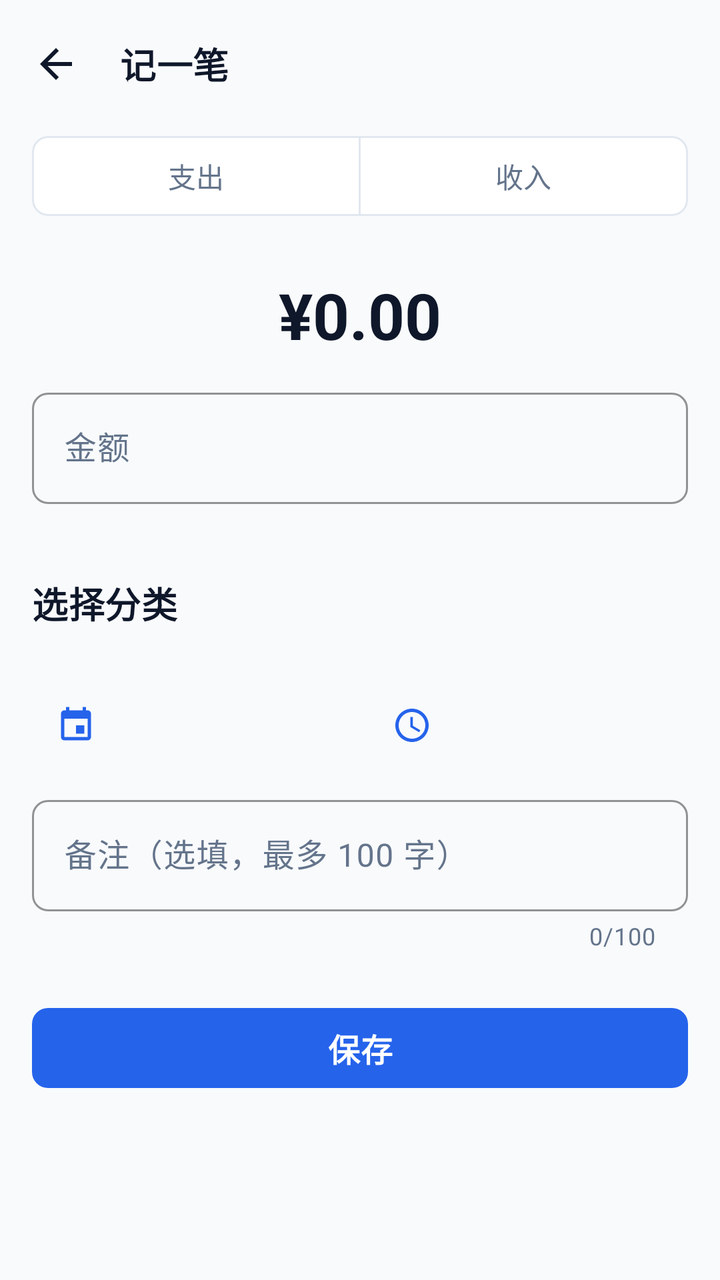
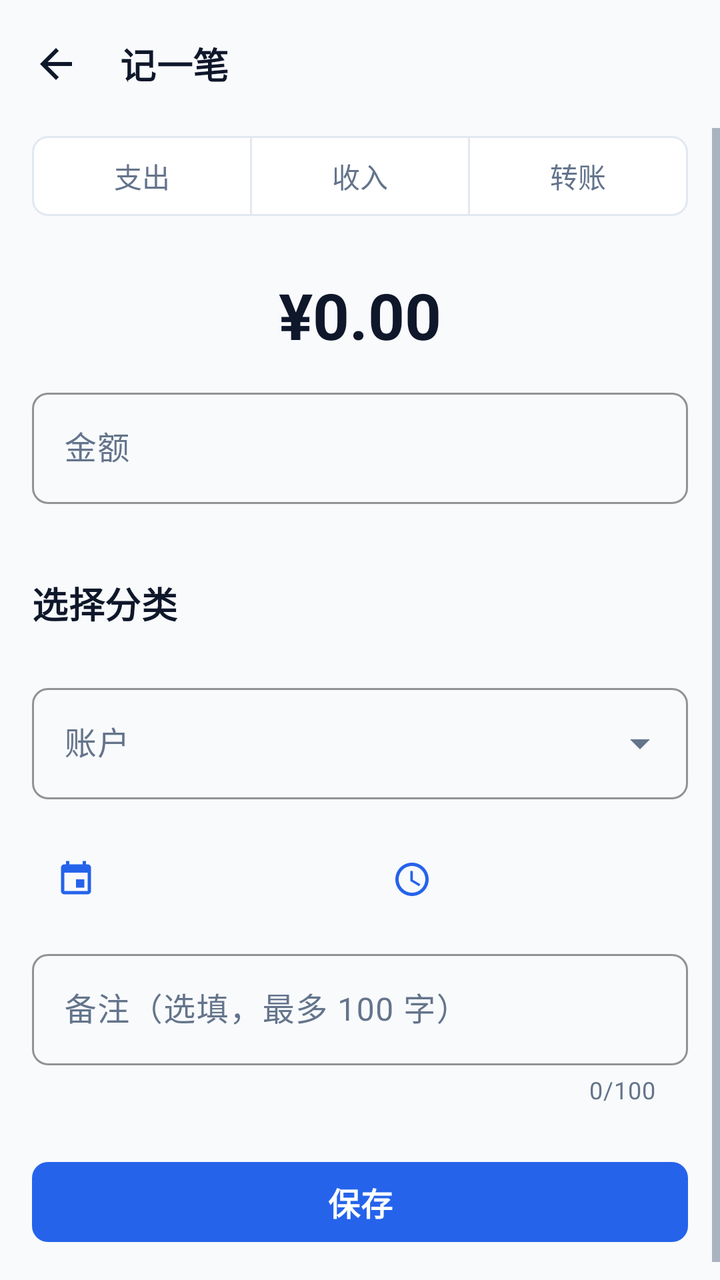

Two renders of the same Android screen: before a commit and after it. Below are the layout's source before the change and the commit's diff.
<!-- AndroidManifest.xml: application theme Theme.MinimalistBookkeeping -->
<!-- res/layout/activity_transaction_edit.xml -->
<?xml version="1.0" encoding="utf-8"?>
<LinearLayout xmlns:android="http://schemas.android.com/apk/res/android"
    xmlns:app="http://schemas.android.com/apk/res-auto"
    android:id="@+id/editRoot"
    android:layout_width="match_parent"
    android:layout_height="match_parent"
    android:background="@color/background"
    android:orientation="vertical">

    <com.google.android.material.appbar.MaterialToolbar
        android:id="@+id/toolbar"
        style="@style/Widget.App.Toolbar"
        android:layout_width="match_parent"
        android:layout_height="?attr/actionBarSize"
        app:navigationContentDescription="@string/cd_navigate_up"
        app:navigationIcon="@drawable/ic_arrow_left"
        app:title="@string/edit_title_new" />

    <ScrollView
        android:id="@+id/editScroll"
        android:layout_width="match_parent"
        android:layout_height="0dp"
        android:layout_weight="1"
        android:clipToPadding="false"
        android:fillViewport="true">

        <LinearLayout
            android:layout_width="match_parent"
            android:layout_height="wrap_content"
            android:orientation="vertical"
            android:paddingStart="@dimen/page_margin"
            android:paddingEnd="@dimen/page_margin"
            android:paddingBottom="@dimen/spacing_xl">

            
            <com.google.android.material.button.MaterialButtonToggleGroup
                android:id="@+id/typeGroup"
                android:layout_width="match_parent"
                android:layout_height="wrap_content"
                app:selectionRequired="true"
                app:singleSelection="true">

                <com.google.android.material.button.MaterialButton
                    android:id="@+id/typeExpense"
                    style="@style/Widget.App.Button.Segment"
                    android:layout_width="0dp"
                    android:layout_height="wrap_content"
                    android:layout_weight="1"
                    android:text="@string/edit_type_expense" />

                <com.google.android.material.button.MaterialButton
                    android:id="@+id/typeIncome"
                    style="@style/Widget.App.Button.Segment"
                    android:layout_width="0dp"
                    android:layout_height="wrap_content"
                    android:layout_weight="1"
                    android:text="@string/edit_type_income" />

            </com.google.android.material.button.MaterialButtonToggleGroup>

            
            <TextView
                android:id="@+id/amountPreview"
                android:layout_width="match_parent"
                android:layout_height="wrap_content"
                android:layout_marginTop="@dimen/spacing_xl"
                android:gravity="center"
                android:maxLines="1"
                android:text="@string/amount_zero"
                android:textAppearance="@style/TextAppearance.App.Display" />

            <com.google.android.material.textfield.TextInputLayout
                android:id="@+id/amountLayout"
                style="@style/Widget.App.TextInputLayout"
                android:layout_width="match_parent"
                android:layout_height="wrap_content"
                android:layout_marginTop="@dimen/spacing_md"
                android:hint="@string/edit_amount_hint"
                app:errorEnabled="true">

                <com.google.android.material.textfield.TextInputEditText
                    android:id="@+id/amountInput"
                    android:layout_width="match_parent"
                    android:layout_height="wrap_content"
                    android:imeOptions="actionNext"
                    android:inputType="numberDecimal"
                    android:maxLines="1"
                    android:textSize="@dimen/font_body" />

            </com.google.android.material.textfield.TextInputLayout>

            <TextView
                android:layout_width="match_parent"
                android:layout_height="wrap_content"
                android:layout_marginTop="@dimen/spacing_lg"
                android:text="@string/edit_category_title"
                android:textAppearance="@style/TextAppearance.App.SectionTitle" />

            <androidx.recyclerview.widget.RecyclerView
                android:id="@+id/categoryGrid"
                android:layout_width="match_parent"
                android:layout_height="wrap_content"
                android:layout_marginTop="@dimen/spacing_sm"
                android:nestedScrollingEnabled="false" />

            <TextView
                android:id="@+id/categoryEmpty"
                android:layout_width="match_parent"
                android:layout_height="wrap_content"
                android:layout_marginTop="@dimen/spacing_sm"
                android:text="@string/edit_category_empty"
                android:textAppearance="@style/TextAppearance.App.Secondary"
                android:textColor="@color/danger"
                android:visibility="gone" />

            
            <LinearLayout
                android:layout_width="match_parent"
                android:layout_height="wrap_content"
                android:layout_marginTop="@dimen/spacing_lg"
                android:orientation="horizontal">

                <com.google.android.material.button.MaterialButton
                    android:id="@+id/dateButton"
                    style="@style/Widget.App.Button.Quiet"
                    android:layout_width="0dp"
                    android:layout_height="wrap_content"
                    android:layout_weight="1"
                    android:contentDescription="@string/cd_pick_date"
                    android:gravity="start|center_vertical"
                    app:icon="@drawable/ic_calendar"
                    app:iconSize="@dimen/icon_size_sm" />

                <com.google.android.material.button.MaterialButton
                    android:id="@+id/timeButton"
                    style="@style/Widget.App.Button.Quiet"
                    android:layout_width="0dp"
                    android:layout_height="wrap_content"
                    android:layout_marginStart="@dimen/spacing_sm"
                    android:layout_weight="1"
                    android:gravity="start|center_vertical"
                    app:icon="@drawable/ic_time"
                    app:iconSize="@dimen/icon_size_sm" />

            </LinearLayout>

            <com.google.android.material.textfield.TextInputLayout
                android:id="@+id/noteLayout"
                style="@style/Widget.App.TextInputLayout"
                android:layout_width="match_parent"
                android:layout_height="wrap_content"
                android:layout_marginTop="@dimen/spacing_sm"
                android:hint="@string/edit_note_hint"
                app:counterEnabled="true"
                app:counterMaxLength="@integer/note_max_length">

                <com.google.android.material.textfield.TextInputEditText
                    android:id="@+id/noteInput"
                    android:layout_width="match_parent"
                    android:layout_height="wrap_content"
                    android:inputType="text"
                    android:maxLength="@integer/note_max_length"
                    android:maxLines="1"
                    android:textSize="@dimen/font_body" />

            </com.google.android.material.textfield.TextInputLayout>

            <com.google.android.material.button.MaterialButton
                android:id="@+id/saveButton"
                style="@style/Widget.App.Button.Primary"
                android:layout_width="match_parent"
                android:layout_height="wrap_content"
                android:layout_marginTop="@dimen/spacing_xl"
                android:text="@string/action_save" />

            <com.google.android.material.button.MaterialButton
                android:id="@+id/deleteButton"
                style="@style/Widget.App.Button.Danger"
                android:layout_width="match_parent"
                android:layout_height="wrap_content"
                android:layout_marginTop="@dimen/spacing_sm"
                android:text="@string/edit_delete_button"
                android:visibility="gone"
                app:icon="@drawable/ic_delete"
                app:iconTint="@color/danger" />

        </LinearLayout>

    </ScrollView>

</LinearLayout>
<!-- resources referenced by this layout -->
<resources>
  <color name="background">#F8FAFC</color>
  <color name="danger">#EF4444</color>
  <dimen name="font_body">16sp</dimen>
  <dimen name="icon_size_sm">20dp</dimen>
  <dimen name="page_margin">16dp</dimen>
  <dimen name="spacing_lg">16dp</dimen>
  <dimen name="spacing_md">12dp</dimen>
  <dimen name="spacing_sm">8dp</dimen>
  <dimen name="spacing_xl">24dp</dimen>
  <integer name="note_max_length">100</integer>
  <string name="action_save">保存</string>
  <string name="amount_zero">¥0.00</string>
  <string name="cd_navigate_up">返回</string>
  <string name="cd_pick_date">选择日期</string>
  <string name="edit_amount_hint">金额</string>
  <string name="edit_category_empty">该类型下还没有分类，请先到「我的 → 分类管理」新增</string>
  <string name="edit_category_title">选择分类</string>
  <string name="edit_delete_button">删除账单</string>
  <string name="edit_note_hint">备注（选填，最多 100 字）</string>
  <string name="edit_title_new">记一笔</string>
  <string name="edit_type_expense">支出</string>
  <string name="edit_type_income">收入</string>
  <style name="TextAppearance.App.Secondary" parent="TextAppearance.Material3.BodyMedium">
          <item name="android:textSize">@dimen/font_secondary</item>
          <item name="android:textColor">@color/text_secondary</item>
      </style>
  <style name="Theme.MinimalistBookkeeping" parent="Base.Theme.MinimalistBookkeeping" />
  <dimen name="font_display">32sp</dimen>
  <color name="text_primary">#0F172A</color>
  <dimen name="font_secondary">14sp</dimen>
  <color name="text_secondary">#64748B</color>
  <dimen name="font_section_title">18sp</dimen>
  <dimen name="button_height">48dp</dimen>
  <dimen name="radius_sm">8dp</dimen>
  <color name="text_on_primary">#FFFFFF</color>
  <color name="primary">#2563EB</color>
  <dimen name="touch_target">48dp</dimen>
  <style name="Base.Theme.MinimalistBookkeeping" parent="Base.V1.Theme.MinimalistBookkeeping">
          <item name="android:windowLightStatusBar" tools:targetApi="m">true</item>
          <item name="android:windowLightNavigationBar" tools:targetApi="o_mr1">true</item>
      </style>
  <color name="primary_light">#DBEAFE</color>
  <color name="primary_dark">#1D4ED8</color>
  <color name="surface">#FFFFFF</color>
  <color name="surface_subtle">#F1F5F9</color>
  <color name="divider">#E2E8F0</color>
  <color name="text_tertiary">#94A3B8</color>
  <style name="TextAppearance.App.Body" parent="TextAppearance.Material3.BodyLarge">
          <item name="android:textSize">@dimen/font_body</item>
          <item name="android:textColor">@color/text_primary</item>
      </style>
  <style name="TextAppearance.App.Caption" parent="TextAppearance.Material3.LabelSmall">
          <item name="android:textSize">@dimen/font_caption</item>
          <item name="android:textColor">@color/text_tertiary</item>
      </style>
  <dimen name="font_page_title">24sp</dimen>
  <dimen name="font_caption">12sp</dimen>
  <!-- unchanged entries left out for length: 14 -->
</resources>

<!-- the commit's change to res/layout/activity_transaction_edit.xml (unified diff, before → after) -->
@@ -56,6 +56,14 @@
                     android:layout_weight="1"
                     android:text="@string/edit_type_income" />
 
+                <com.google.android.material.button.MaterialButton
+                    android:id="@+id/typeTransfer"
+                    style="@style/Widget.App.Button.Segment"
+                    android:layout_width="0dp"
+                    android:layout_height="wrap_content"
+                    android:layout_weight="1"
+                    android:text="@string/edit_type_transfer" />
+
             </com.google.android.material.button.MaterialButtonToggleGroup>
 
             
@@ -90,6 +98,7 @@
             </com.google.android.material.textfield.TextInputLayout>
 
             <TextView
+                android:id="@+id/categoryTitle"
                 android:layout_width="match_parent"
                 android:layout_height="wrap_content"
                 android:layout_marginTop="@dimen/spacing_lg"
@@ -114,6 +123,78 @@
                 android:visibility="gone" />
 
             
+            <com.google.android.material.textfield.TextInputLayout
+                android:id="@+id/accountLayout"
+                style="@style/Widget.App.TextInputLayout.Dropdown"
+                android:layout_width="match_parent"
+                android:layout_height="wrap_content"
+                android:layout_marginTop="@dimen/spacing_lg"
+                android:hint="@string/edit_account_title">
+
+                <com.google.android.material.textfield.MaterialAutoCompleteTextView
+                    android:id="@+id/accountInput"
+                    android:layout_width="match_parent"
+                    android:layout_height="wrap_content"
+                    android:inputType="none"
+                    android:textSize="@dimen/font_body" />
+
+            </com.google.android.material.textfield.TextInputLayout>
+
+            <TextView
+                android:id="@+id/accountEmpty"
+                android:layout_width="match_parent"
+                android:layout_height="wrap_content"
+                android:layout_marginTop="@dimen/spacing_sm"
+                android:text="@string/edit_account_empty"
+                android:textAppearance="@style/TextAppearance.App.Secondary"
+                android:textColor="@color/danger"
+                android:visibility="gone" />
+
+            
+            <LinearLayout
+                android:id="@+id/transferSection"
+                android:layout_width="match_parent"
+                android:layout_height="wrap_content"
+                android:layout_marginTop="@dimen/spacing_lg"
+                android:orientation="vertical"
+                android:visibility="gone">
+
+                <com.google.android.material.textfield.TextInputLayout
+                    android:id="@+id/transferFromLayout"
+                    style="@style/Widget.App.TextInputLayout.Dropdown"
+                    android:layout_width="match_parent"
+                    android:layout_height="wrap_content"
+                    android:hint="@string/edit_transfer_from_title">
+
+                    <com.google.android.material.textfield.MaterialAutoCompleteTextView
+                        android:id="@+id/transferFromInput"
+                        android:layout_width="match_parent"
+                        android:layout_height="wrap_content"
+                        android:inputType="none"
+                        android:textSize="@dimen/font_body" />
+
+                </com.google.android.material.textfield.TextInputLayout>
+
+                <com.google.android.material.textfield.TextInputLayout
+                    android:id="@+id/transferToLayout"
+                    style="@style/Widget.App.TextInputLayout.Dropdown"
+                    android:layout_width="match_parent"
+                    android:layout_height="wrap_content"
+                    android:layout_marginTop="@dimen/spacing_sm"
+                    android:hint="@string/edit_transfer_to_title">
+
+                    <com.google.android.material.textfield.MaterialAutoCompleteTextView
+                        android:id="@+id/transferToInput"
+                        android:layout_width="match_parent"
+                        android:layout_height="wrap_content"
+                        android:inputType="none"
+                        android:textSize="@dimen/font_body" />
+
+                </com.google.android.material.textfield.TextInputLayout>
+
+            </LinearLayout>
+
+            
             <LinearLayout
                 android:layout_width="match_parent"
                 android:layout_height="wrap_content"
<!-- resource entries referenced after the edit -->
@@ -14,17 +14,31 @@
   <string name="amount_zero">¥0.00</string>
   <string name="cd_navigate_up">返回</string>
   <string name="cd_pick_date">选择日期</string>
+  <string name="edit_account_empty">还没有账户，请先到「我的 → 账户管理」新增</string>
+  <string name="edit_account_title">账户</string>
   <string name="edit_amount_hint">金额</string>
   <string name="edit_category_empty">该类型下还没有分类，请先到「我的 → 分类管理」新增</string>
   <string name="edit_category_title">选择分类</string>
   <string name="edit_delete_button">删除账单</string>
   <string name="edit_note_hint">备注（选填，最多 100 字）</string>
   <string name="edit_title_new">记一笔</string>
+  <string name="edit_transfer_from_title">转出账户</string>
+  <string name="edit_transfer_to_title">转入账户</string>
   <string name="edit_type_expense">支出</string>
   <string name="edit_type_income">收入</string>
+  <string name="edit_type_transfer">转账</string>
   <style name="TextAppearance.App.Secondary" parent="TextAppearance.Material3.BodyMedium">
           <item name="android:textSize">@dimen/font_secondary</item>
           <item name="android:textColor">@color/text_secondary</item>
+      </style>
+  <style name="Widget.App.TextInputLayout.Dropdown" parent="Widget.Material3.TextInputLayout.OutlinedBox.ExposedDropdownMenu">
+          <item name="boxCornerRadiusTopStart">@dimen/radius_sm</item>
+          <item name="boxCornerRadiusTopEnd">@dimen/radius_sm</item>
+          <item name="boxCornerRadiusBottomStart">@dimen/radius_sm</item>
+          <item name="boxCornerRadiusBottomEnd">@dimen/radius_sm</item>
+          <item name="boxStrokeColor">@color/primary</item>
+          <item name="hintTextColor">@color/primary</item>
+          <item name="android:textColorHint">@color/text_secondary</item>
       </style>
   <style name="Theme.MinimalistBookkeeping" parent="Base.Theme.MinimalistBookkeeping" />
   <dimen name="font_display">32sp</dimen>
